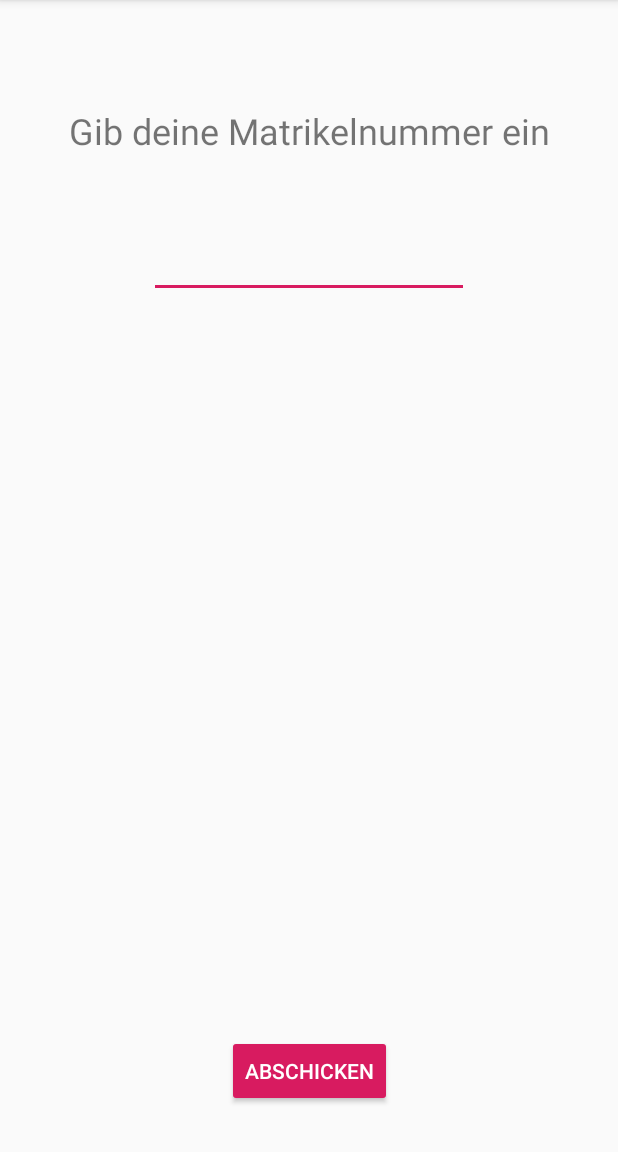
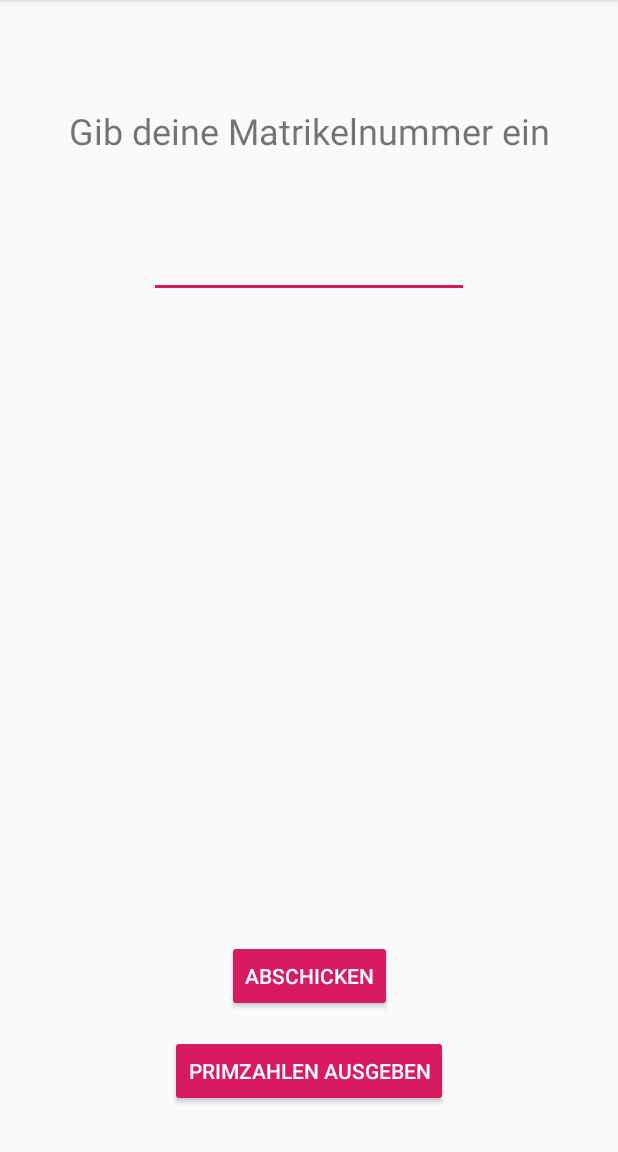
Before and after one commit to AlbinWeiss/SupremumEinzelaufgabe, an Android app: the screen it shows after launch (MainActivity), in the options menu, after a tap on "Settings", on a phone screen of 412 x 824 dp, the part 84-1236 px from its top. Run offline under Robolectric (Android 15) with nearby library versions, the phone set to English and light mode, and no system bars.

Commit message:
ADD: Aufgabe 2 - Nur jene Ziffern ausgeben, die Primzahlen sind

```diff
--- a/app/src/main/java/com/example/supremumeinzelaufgabe/MainActivity.java
+++ b/app/src/main/java/com/example/supremumeinzelaufgabe/MainActivity.java
@@ -21,8 +21,10 @@ public class MainActivity extends AppCompatActivity {
         Toolbar toolbar = findViewById(R.id.toolbar);
         setSupportActionBar(toolbar);
 
-        // Send matriculation number to server
+        // send matriculation number to server
         Button btn_send = findViewById(R.id.ID_btn_send);
+        // search primes in the matriculation number
+        Button btn_primes = findViewById(R.id.ID_btn_primes);
         final EditText input_matriculationNumber = findViewById(R.id.ID_input_matriculationNumber);
         final TextView output_response = findViewById(R.id.ID_ouput_response);
 
@@ -31,7 +33,7 @@ public class MainActivity extends AppCompatActivity {
             public void onClick(View view) {
                 StrictMode.ThreadPolicy policy = new StrictMode.ThreadPolicy.Builder().permitAll().build();
                 StrictMode.setThreadPolicy(policy);
-                Log.i("TAG", "Matrikelnummer: " + input_matriculationNumber.getText().toString());
+                // Log.i("TAG", "Matrikelnummer: " + input_matriculationNumber.getText().toString());
 
                 String request = input_matriculationNumber.getText().toString();
                 SocketClientThread socketClientThread = new SocketClientThread(request);
@@ -50,6 +52,40 @@ public class MainActivity extends AppCompatActivity {
                 output_response.setText(response);
             }
         });
+
+        btn_primes.setOnClickListener(new View.OnClickListener() {
+            @Override
+            public void onClick(View view) {
+                String request = input_matriculationNumber.getText().toString();
+
+                String primesOutput = "";
+                // check matriculation number
+                if (request.length() == 8) {
+                    String primes = searchPrimes(request);
+                    primesOutput = "Alle Primzahlziffern Ihrer Matrikelnummer: " + primes;
+                }
+
+                // Log.i("TAG", "primes" + primesOutput);
+                output_response.setText(primesOutput);
+            }
+        });
+    }
+
+    /**
+     * Searches for all prime numbers in the matriculation number
+     *
+     * @param matriculationNumber
+     * @return
+     */
+    private String searchPrimes(String matriculationNumber) {
+        char[] charArray = matriculationNumber.toCharArray();
+        String primes = "";
+        for (char digit : charArray) {
+            if (digit == '2' || digit == '3' || digit == '5' || digit == '7') {
+                primes = primes + digit;
+            }
+        }
+        return primes;
     }
 
     @Override
--- a/app/src/main/java/com/example/supremumeinzelaufgabe/SocketClientThread.java
+++ b/app/src/main/java/com/example/supremumeinzelaufgabe/SocketClientThread.java
@@ -11,7 +11,7 @@ import java.net.InetAddress;
 import java.net.Socket;
 import java.net.URL;
 
-public class SocketClientThread implements Runnable{
+public class SocketClientThread implements Runnable {
     String request;
     String response;
 
--- a/app/src/main/res/layout/content_main.xml
+++ b/app/src/main/res/layout/content_main.xml
@@ -27,8 +27,19 @@
         style="@style/Widget.AppCompat.Button.Colored"
         android:layout_width="wrap_content"
         android:layout_height="wrap_content"
+        android:layout_marginBottom="15dp"
+        android:text="ABSCHICKEN"
+        app:layout_constraintBottom_toTopOf="@+id/ID_btn_primes"
+        app:layout_constraintLeft_toLeftOf="parent"
+        app:layout_constraintRight_toRightOf="parent" />
+
+    <Button
+        android:id="@+id/ID_btn_primes"
+        style="@style/Widget.AppCompat.Button.Colored"
+        android:layout_width="wrap_content"
+        android:layout_height="wrap_content"
         android:layout_marginBottom="30dp"
-        android:text="ABSCHICKEN"
+        android:text="PRIMZAHLEN AUSGEBEN"
         app:layout_constraintBottom_toBottomOf="parent"
         app:layout_constraintLeft_toLeftOf="parent"
         app:layout_constraintRight_toRightOf="parent" />
```
